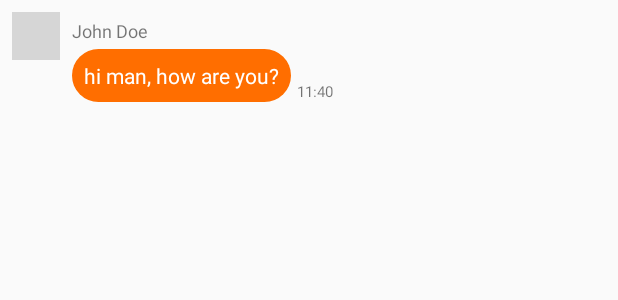
After one commit to vutruong99/IRC_Client, an Android app: the layout item_message_received.xml on its own in the app's theme, with its tools: preview values and no code run, on a phone screen of 412 x 824 dp. The commit adds this screen. Shown: the top 300 px of the screen. Run offline under Robolectric (Android 15) with nearby library versions, the phone set to English and light mode, and no system bars; grey boxes are pictures that could not be loaded.

Commit message:
Chat bubbles for received and sent messages

```diff
--- a/IRCClient/app/build.gradle
+++ b/IRCClient/app/build.gradle
@@ -8,6 +8,7 @@ android {
         targetSdkVersion 28
         versionCode 1
         versionName "1.0"
+        buildToolsVesion "28.0.0"
         testInstrumentationRunner "android.support.test.runner.AndroidJUnitRunner"
     }
     buildTypes {
@@ -19,10 +20,13 @@ android {
 }
 
 dependencies {
-    implementation fileTree(dir: 'libs', include: ['*.jar'])
+    implementation 'com.android.support:recyclerview-v7:28.0.0'
+    implementation 'com.android.support:recyclerview-v7:+'
+    implementation fileTree(include: ['*.jar'], dir: 'libs')
     implementation 'com.android.support:appcompat-v7:28.0.0'
     implementation 'com.android.support.constraint:constraint-layout:1.1.3'
     testImplementation 'junit:junit:4.12'
     androidTestImplementation 'com.android.support.test:runner:1.0.2'
     androidTestImplementation 'com.android.support.test.espresso:espresso-core:3.0.2'
+    implementation 'com.android.support:recyclerview-v7:28.0.0'
 }
--- /dev/null
+++ b/IRCClient/app/src/main/res/drawable/rounded_rectangle_orange.xml
@@ -0,0 +1,14 @@
+<?xml version="1.0" encoding="utf-8"?>
+<shape xmlns:android="http://schemas.android.com/apk/res/android"
+    android:shape="rectangle" >
+
+    <!-- View background color -->
+    <solid
+        android:color="#FF6E00" >
+    </solid>
+
+    <!-- The radius makes the corners rounded -->
+    <corners
+        android:radius="20dp">
+    </corners>
+</shape>
--- /dev/null
+++ b/IRCClient/app/src/main/res/layout/item_message_received.xml
@@ -0,0 +1,55 @@
+<?xml version="1.0" encoding="utf-8"?>
+
+<android.support.constraint.ConstraintLayout
+    xmlns:android="http://schemas.android.com/apk/res/android"
+    xmlns:app="http://schemas.android.com/apk/res-auto"
+    xmlns:tools="http://schemas.android.com/tools"
+    android:layout_width="match_parent"
+    android:layout_height="wrap_content"
+    android:paddingTop="8dp">
+
+    <ImageView
+        android:id="@+id/image_message_profile"
+        android:layout_width="32dp"
+        android:layout_height="32dp"
+        android:background="@drawable/circle"
+        app:layout_constraintTop_toTopOf="parent"
+        android:layout_marginLeft="8dp"
+        app:layout_constraintLeft_toLeftOf="parent" />
+
+    <TextView
+        android:id="@+id/text_message_name"
+        android:text="John Doe"
+        android:layout_width="wrap_content"
+        android:layout_height="wrap_content"
+        android:textSize="12sp"
+        app:layout_constraintLeft_toRightOf="@+id/image_message_profile"
+        android:layout_marginLeft="8dp"
+        app:layout_constraintTop_toTopOf="parent"
+        android:layout_marginTop="4dp" />
+
+    <TextView
+        android:id="@+id/text_message_body"
+        android:text="hi man, how are you?"
+        android:background="@drawable/rounded_rectangle_orange"
+        android:layout_width="wrap_content"
+        android:layout_height="wrap_content"
+        android:maxWidth="240dp"
+        android:padding="8dp"
+        android:textColor="#ffffff"
+        android:layout_marginTop="4dp"
+        app:layout_constraintTop_toBottomOf="@+id/text_message_name"
+        app:layout_constraintLeft_toRightOf="@+id/image_message_profile"
+        android:layout_marginLeft="8dp" />
+
+    <TextView
+        android:id="@+id/text_message_time"
+        android:text="11:40"
+        android:layout_width="wrap_content"
+        android:layout_height="wrap_content"
+        android:textSize="10sp"
+        app:layout_constraintLeft_toRightOf="@+id/text_message_body"
+        android:layout_marginLeft="4dp"
+        app:layout_constraintBottom_toBottomOf="@+id/text_message_body" />
+
+</android.support.constraint.ConstraintLayout>
```
Also changed, not shown: IRCClient/app/src/main/java/com/example/ircclient/MainActivity.java (+76 -3 lines), IRCClient/app/src/main/java/com/example/ircclient/MessageAdapter.java (added, +15 -0 lines), IRCClient/app/src/main/res/drawable/rounded_rectangle_green.xml (added, +14 -0 lines), IRCClient/app/src/main/res/layout/activity_message.xml (+59 -14 lines), IRCClient/app/src/main/res/layout/item_message_sent.xml (added, +34 -0 lines).
